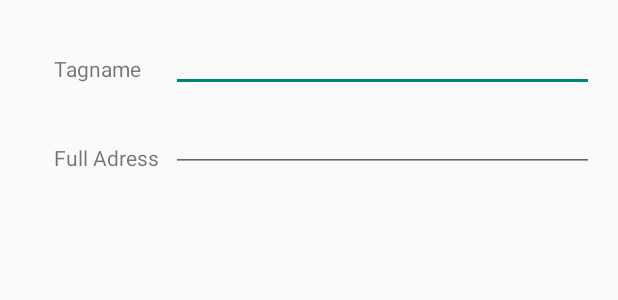
After one commit to thunderskyress/AdresboekProject, an Android app: the layout activity_adres_detail.xml on its own in the app's theme, with its tools: preview values and no code run, on a phone screen of 412 x 824 dp. The commit adds this screen. Shown: the top 300 px of the screen. Run offline under Robolectric (Android 15) with nearby library versions, the phone set to English and light mode, and no system bars.

Commit message:
Adres activity en main activity

```diff
--- /dev/null
+++ b/app/src/main/res/layout/activity_adres_detail.xml
@@ -0,0 +1,51 @@
+<RelativeLayout xmlns:android="http://schemas.android.com/apk/res/android"
+    xmlns:tools="http://schemas.android.com/tools" android:layout_width="match_parent"
+    android:layout_height="match_parent" android:paddingLeft="@dimen/activity_horizontal_margin"
+    android:paddingRight="@dimen/activity_horizontal_margin"
+    android:paddingTop="@dimen/activity_vertical_margin"
+    android:paddingBottom="@dimen/activity_vertical_margin"
+    tools:context="com.example.adresboek.AdresDetail">
+
+   <TextView
+       android:id="@+id/TagTextView"
+       android:layout_width="wrap_content"
+       android:layout_height="wrap_content"
+       android:text="Tagname"
+       android:layout_alignParentTop="true"
+       android:layout_alignParentLeft="true"
+       android:layout_alignParentStart="true"
+       android:layout_margin="20dp"/>
+
+    <TextView
+        android:id="@+id/AdresTextView"
+        android:layout_width="wrap_content"
+        android:layout_height="wrap_content"
+        android:text="Full Adress"
+        android:layout_alignParentLeft="true"
+        android:layout_alignParentStart="true"
+        android:layout_below="@+id/TagTextView"
+        android:layout_margin="20dp"/>
+
+    <EditText
+        android:id="@+id/TagEditText"
+        android:layout_width="wrap_content"
+        android:layout_height="wrap_content"
+        android:layout_toRightOf="@+id/TagTextView"
+        android:layout_alignParentEnd="true"
+        android:layout_alignParentRight="true" />
+
+    <EditText
+        android:id="@+id/AdresEditText"
+        android:layout_width="wrap_content"
+        android:layout_height="wrap_content"
+        android:layout_toRightOf="@+id/AdresTextView"
+        android:layout_alignEnd="@+id/TagEditText"
+        android:layout_alignRight="@+id/TagEditText"
+        android:layout_alignStart="@+id/TagEditText"
+        android:layout_alignLeft="@+id/TagEditText"
+        android:layout_alignBottom="@+id/AdresTextView"/>
+
+
+
+
+</RelativeLayout>
```
Also changed, not shown: app/src/main/res/layout/activity_main.xml (+23 -2 lines).
